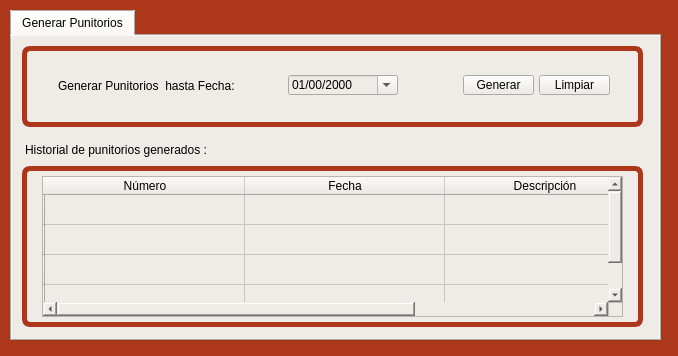
This is form_punitorios.ui in blueautomatic/Slam_Sistema_creditos as Qt 5 draws it before an edit. The edited form follows.
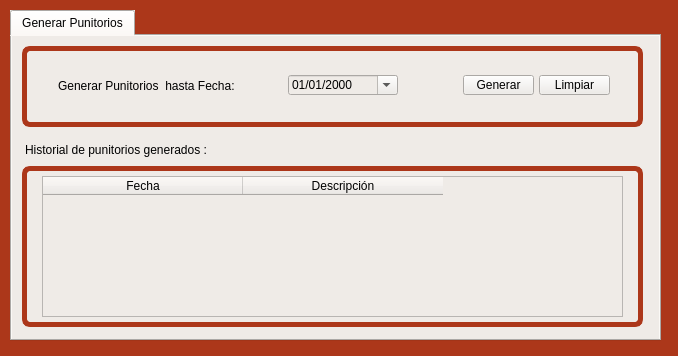
This is the edited form. Icons and pictures are not drawn.

```diff
--- a/form_punitorios.ui
+++ b/form_punitorios.ui
@@ -100,7 +100,7 @@
        </rect>
       </property>
       <property name="displayFormat">
-       <string>dd/mm/yyyy</string>
+       <string>dd/MM/yyyy</string>
       </property>
       <property name="calendarPopup">
        <bool>true</bool>
@@ -190,31 +190,6 @@
       <attribute name="horizontalHeaderDefaultSectionSize">
        <number>200</number>
       </attribute>
-      <row>
-       <property name="text">
-        <string/>
-       </property>
-      </row>
-      <row>
-       <property name="text">
-        <string/>
-       </property>
-      </row>
-      <row>
-       <property name="text">
-        <string/>
-       </property>
-      </row>
-      <row>
-       <property name="text">
-        <string/>
-       </property>
-      </row>
-      <column>
-       <property name="text">
-        <string>Número</string>
-       </property>
-      </column>
       <column>
        <property name="text">
         <string>Fecha</string>
```
Left out of the diff: 4 changed lines with no effect on the pictures.
